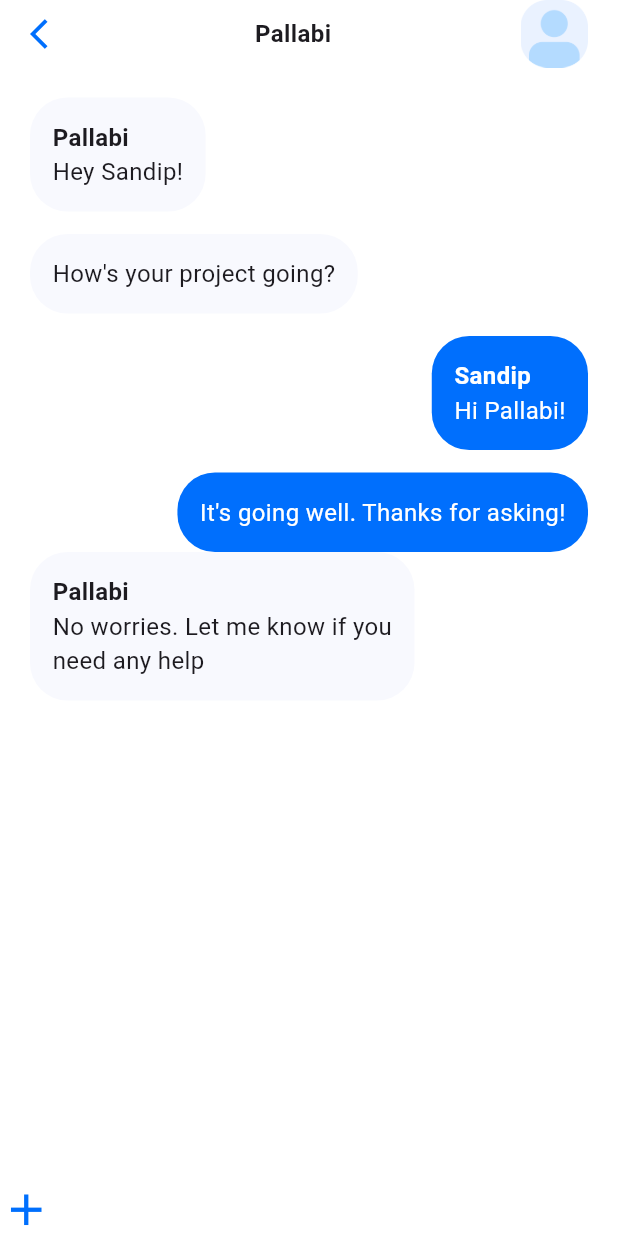
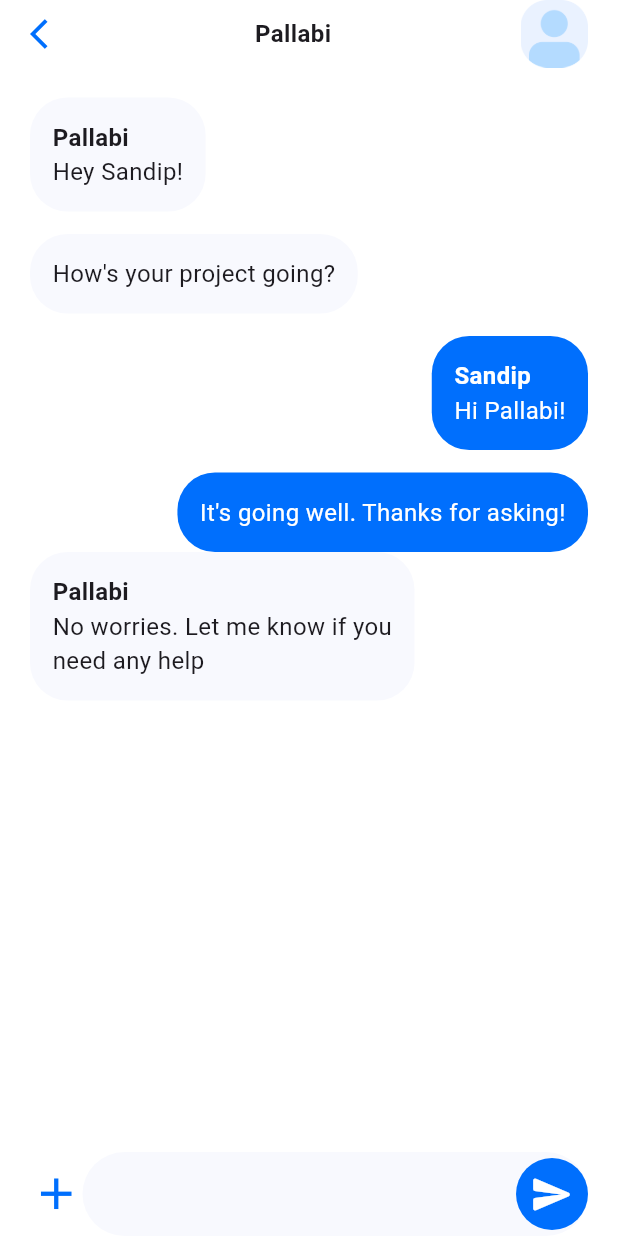
Before and after one commit to sandiphaldar01/multipurpose, a Flutter app: the MainPage screen opened directly, after a tap on "Pallabi", on a phone screen of 412 x 824 dp. Run offline on Flutter 3.47's test engine with Material 3 defaults, Android fonts, the phone set to English and light mode, and no system bars; our stand-ins replace carousel_slider, flutter_svg.

Commit message:
add text form field in convertation page

```diff
--- a/lib/chats.dart
+++ b/lib/chats.dart
@@ -1,7 +1,7 @@
 import 'package:flutter/material.dart';
 import 'package:flutter_svg/flutter_svg.dart';
 import 'package:multipurpose/chats_items.dart';
-import 'package:multipurpose/pallabi.dart';
+import 'package:multipurpose/convertation.dart';
 
 class Chats extends StatefulWidget {
   const new({super.key});
@@ -103,7 +103,7 @@ class _ChatsState extends State<Chats> {
                   if (i == 0) {
                     Navigator.push(
                     context,
-                    MaterialPageRoute(builder: (context) => Pallabi())
+                    MaterialPageRoute(builder: (context) => Convertation())
                   );
                  }
                 },
--- a/lib/pallabi.dart
+++ b/lib/convertation.dart
@@ -1,13 +1,13 @@
 import 'package:flutter/material.dart';
 
-class Pallabi extends StatefulWidget {
+class Convertation extends StatefulWidget {
   const new({super.key});
 
   @override
-  State<Pallabi> createState() => _PallabiState();
+  State<Convertation> createState() => _ConvertationState();
 }
 
-class _PallabiState extends State<Pallabi> {
+class _ConvertationState extends State<Convertation> {
   @override
   Widget build(BuildContext context) {
     return Scaffold(
@@ -172,14 +172,43 @@ class _PallabiState extends State<Pallabi> {
               ),
             ),
             Spacer(),
-            Row(
+            Padding(
+              padding: EdgeInsets.symmetric(horizontal: 20),
+              child: Row(
                 children: [
                   Icon(
                     Icons.add,
                     size: 35,
                     color: Color(0xff006FFD),
                   ),
+                  Expanded(
+                    child: TextFormField(
+                      decoration: InputDecoration(
+                        filled: true,
+                        fillColor: Color(0xffF8F9FE),
+                        suffixIcon: Container(
+                          decoration: BoxDecoration(
+                            shape: BoxShape.circle,
+                            color: Color(0xff006FFD)
+                          ),
+                          child: Icon(
+                            Icons.send_rounded,
+                            color: Colors.white,
+                            size: 30,
+                          ),
+                        ),
+                        border: OutlineInputBorder(
+                          borderRadius: BorderRadius.circular(35),
+                          borderSide: BorderSide(
+                            width: 0,
+                            style: BorderStyle.none
+                          )
+                        )
+                      ),
+                    ),
+                  )
                 ],
+              ),
             )
           ],
         ),
```
Lines whose indentation alone changed are shown as unchanged.
